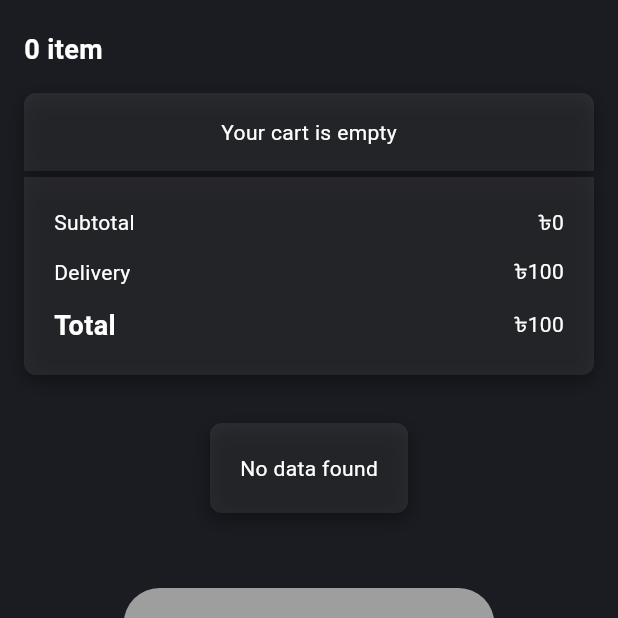
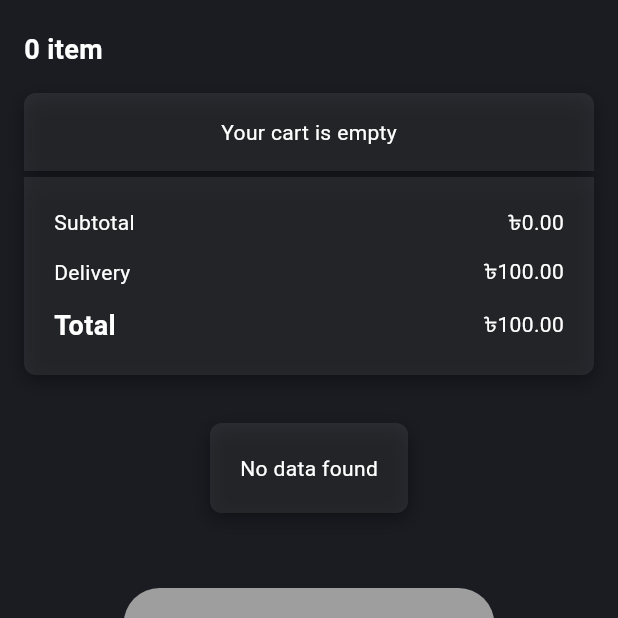
Before and after one commit to S4K1L/E-commerce, a Flutter app: the Cart screen opened directly, on a phone screen of 412 x 824 dp, the top half of it. Run offline on Flutter 3.47's test engine with Material 3 defaults, Android fonts, the phone set to English and light mode, and no system bars; our stand-ins replace cached_network_image, carousel_slider, flutter_svg, get, image_cropper, image_picker and 2 more; accounts and stored records are empty; network calls fail.

Commit message:
feat: add discount calculations and localization for discounts in cart and order details

```diff
--- a/assets/language/bn.json
+++ b/assets/language/bn.json
@@ -94,6 +94,10 @@
   "my_cart": "আমার কার্ট",
   "history": "ইতিহাস",
   "profile": "প্রোফাইল",
+  "total_discount": "মোট ডিসকাউন্ট",
+  "average_discount": "গড় ডিসকাউন্ট",
+  "discount_amount": "ডিসকাউন্ট পরিমাণ",
+  "discount": "ডিসকাউন্ট",
   "off": "বন্ধ",
   "hei": "হেই",
   "crop_your_image": "আপনার ছবি কেটে নিন",
--- a/assets/language/en.json
+++ b/assets/language/en.json
@@ -106,6 +106,10 @@
   "light": "White",
   "Home": "Home",
   "Cart": "Cart",
+  "average_discount": "Average Discount",
+  "total_discount": "Total Discount",
+  "discount_amount": "Discount Amount",
+  "discount": "Discount",
   "History": "History",
   "Profile": "Profile",
   "out_of_stock": "Out of stock",
--- a/lib/controllers/product_controller.dart
+++ b/lib/controllers/product_controller.dart
@@ -400,6 +400,22 @@ class ProductController extends GetxController {
     return total;
   }
 
+  num getTotal() {
+    num total = 0;
+    cart.forEach((product, quantity) {
+      total += (product.sellingPrice) * quantity;
+    });
+    return total;
+  }
+
+  num getTotalDiscount() {
+    num discount = 0;
+    cart.forEach((product, quantity) {
+      discount += (product.mrp - product.sellingPrice) * quantity;
+    });
+    return discount;
+  }
+
   int cartContains(ProductModel product) {
     return cart[product] ?? 0;
   }
--- a/lib/models/order_model.dart
+++ b/lib/models/order_model.dart
@@ -3,6 +3,7 @@ class OrderModel {
   final String invoiceNumber;
   final int userId;
   final double totalAmount;
+  final double subtotalAmount;
   final double deliveryCharge;
   final double specialBonus;
   final double specialBonusPercentage;
@@ -19,6 +20,7 @@ class OrderModel {
     required this.invoiceNumber,
     required this.userId,
     required this.totalAmount,
+    required this.subtotalAmount,
     required this.deliveryCharge,
     required this.specialBonus,
     required this.specialBonusPercentage,
@@ -37,6 +39,7 @@ class OrderModel {
       invoiceNumber: json['invoice_number'],
       userId: json['user_id'],
       totalAmount: (json['total_amount'] as num).toDouble(),
+      subtotalAmount: (json['subtotal_amount'] as num).toDouble(),
       deliveryCharge: (json['delivery_charge'] as num).toDouble(),
       specialBonus: (json['special_bonus'] as num).toDouble(),
       specialBonusPercentage:
--- a/lib/views/screens/cart/cart.dart
+++ b/lib/views/screens/cart/cart.dart
@@ -246,7 +246,7 @@ class _CartState extends State<Cart> {
                         Spacer(),
                         Obx(
                           () => Text(
-                            "৳${prod.getSubTotal()}",
+                            "৳${prod.getSubTotal().toStringAsFixed(2)}",
                             style: TextStyle(
                               fontSize: 14,
                               color:
@@ -266,15 +266,41 @@ class _CartState extends State<Cart> {
                           ),
                         ),
                         Spacer(),
-                        Text(
-                          "৳${Get.find<ServiceController>().serviceInfo.value?.deliveryCharge.toInt() ?? "100"}",
-                          style: TextStyle(
-                            fontSize: 14,
-                            color: Theme.of(context).textTheme.bodySmall?.color,
+                        Obx(
+                          () => Text(
+                            "৳${(Get.find<ServiceController>().serviceInfo.value?.deliveryCharge ?? 100).toStringAsFixed(2)}",
+                            style: TextStyle(
+                              fontSize: 14,
+                              color:
+                                  Theme.of(context).textTheme.bodySmall?.color,
+                            ),
                           ),
                         ),
                       ],
                     ),
+
+                    // Row(
+                    //   children: [
+                    //     Text(
+                    //       "discount".tr,
+                    //       style: TextStyle(
+                    //         fontSize: 14,
+                    //         color: Theme.of(context).textTheme.bodySmall?.color,
+                    //       ),
+                    //     ),
+                    //     Spacer(),
+                    //     Obx(
+                    //       () => Text(
+                    //         "- ৳${prod.getTotalDiscount().toStringAsFixed(2)}",
+                    //         style: TextStyle(
+                    //           fontSize: 14,
+                    //           color:
+                    //               Theme.of(context).textTheme.bodySmall?.color,
+                    //         ),
+                    //       ),
+                    //     ),
+                    //   ],
+                    // ),
                     Row(
                       children: [
                         Text(
@@ -288,7 +314,7 @@ class _CartState extends State<Cart> {
                         Spacer(),
                         Obx(
                           () => Text(
-                            "৳${prod.getSubTotal() + (Get.find<ServiceController>().serviceInfo.value?.deliveryCharge ?? 100)}",
+                            "৳${(prod.getTotal() + (Get.find<ServiceController>().serviceInfo.value?.deliveryCharge ?? 100)).toStringAsFixed(2)}",
                             style: TextStyle(
                               fontSize: 14,
                               color:
--- a/lib/views/screens/history/order_details.dart
+++ b/lib/views/screens/history/order_details.dart
@@ -253,7 +253,7 @@ class _OrderDetailsState extends State<OrderDetails> {
                           ),
                           Spacer(),
                           Text(
-                            "৳${widget.order.totalAmount.toStringAsFixed(2)}",
+                            "৳${widget.order.subtotalAmount.toStringAsFixed(2)}",
                             style: TextStyle(
                               fontSize: 14,
                               color:
```
Also changed, not shown: lib/views/base/product_card.dart (+6 -3 lines).
